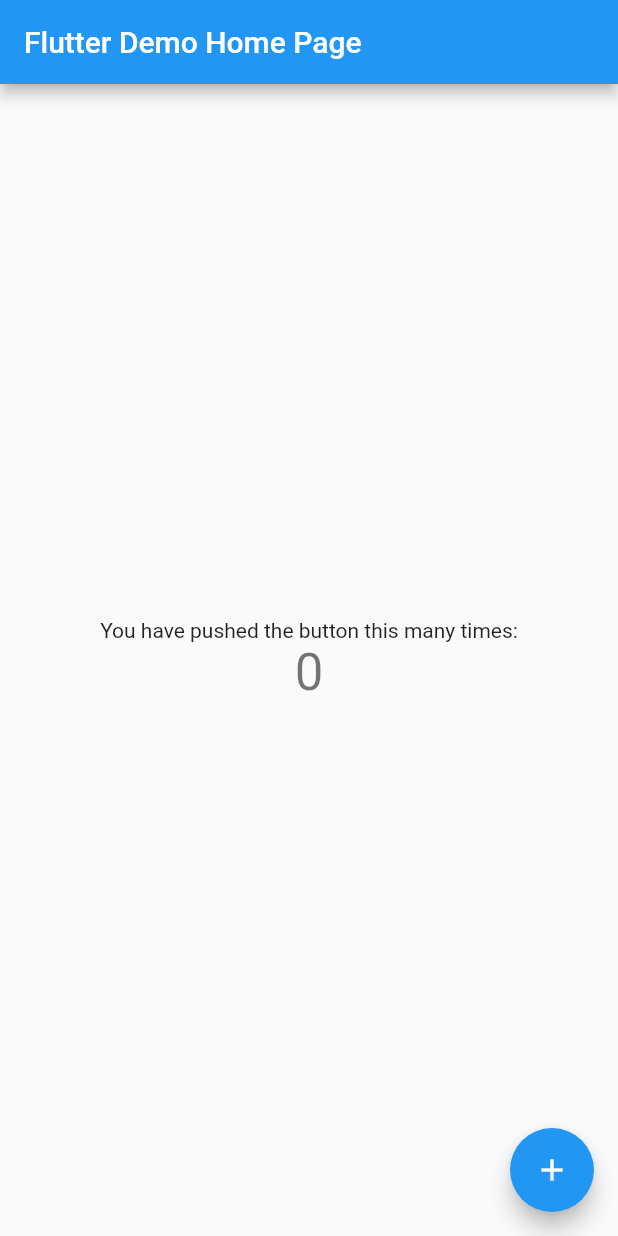
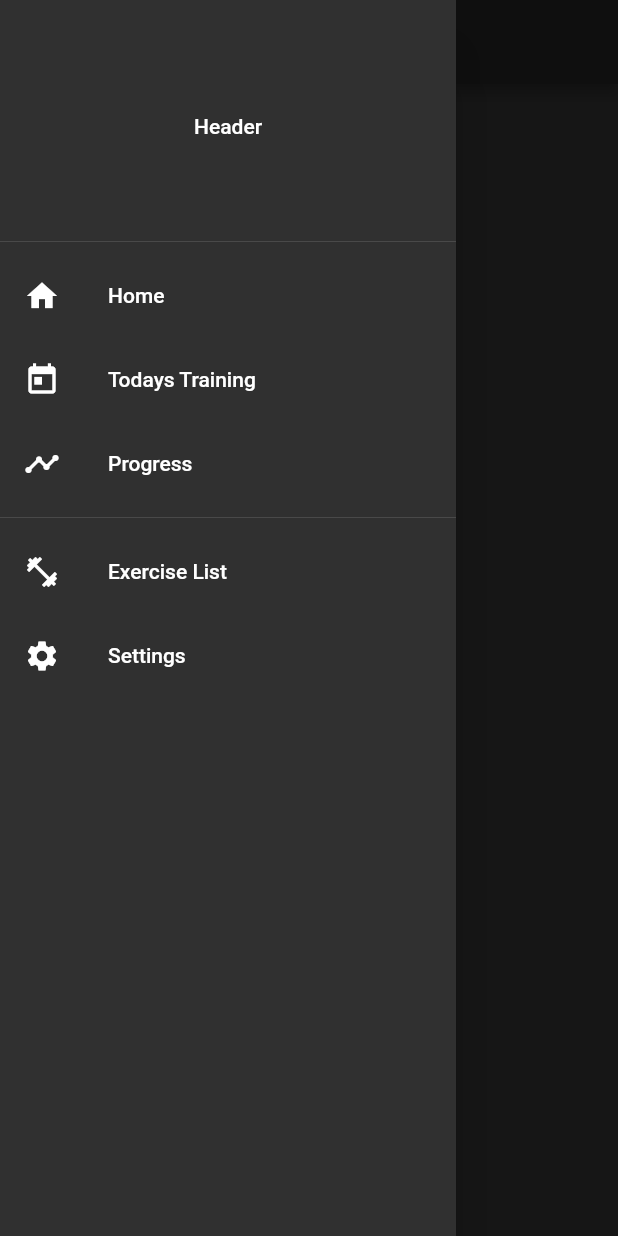
Before and after one commit to Mavv3006/fitness_training_tracker, a Flutter app: the screen it shows after launch, with the side drawer open (before the commit the screen has no drawer), on a phone screen of 412 x 824 dp. Run offline on Flutter 3.47's test engine with Material 2 defaults, Android fonts, the phone set to English and light mode, and no system bars; our stand-ins replace settings_ui.

Commit message:
added routing

```diff
--- /dev/null
+++ b/lib/layout/exercises/list.dart
@@ -0,0 +1,9 @@
+import 'package:fitness_training_tracker/layout/util/scaffold.dart';
+import 'package:flutter/material.dart';
+
+class ExercisesListPage extends StatelessWidget {
+  @override
+  Widget build(BuildContext context) {
+    return TrainingScaffold(title: "Exercises List");
+  }
+}
--- /dev/null
+++ b/lib/layout/home/home.dart
@@ -0,0 +1,9 @@
+import 'package:fitness_training_tracker/layout/util/scaffold.dart';
+import 'package:flutter/material.dart';
+
+class MyHomePage extends StatelessWidget {
+  @override
+  Widget build(BuildContext context) {
+    return TrainingScaffold(title: "Training App");
+  }
+}
--- /dev/null
+++ b/lib/layout/progress/progress.dart
@@ -0,0 +1,9 @@
+import 'package:fitness_training_tracker/layout/util/scaffold.dart';
+import 'package:flutter/material.dart';
+
+class ProgressPage extends StatelessWidget {
+  @override
+  Widget build(BuildContext context) {
+    return TrainingScaffold(title: "Progress Page");
+  }
+}
--- /dev/null
+++ b/lib/layout/training/today.dart
@@ -0,0 +1,9 @@
+import 'package:fitness_training_tracker/layout/util/scaffold.dart';
+import 'package:flutter/material.dart';
+
+class TodaysTrainingsPage extends StatelessWidget {
+  @override
+  Widget build(BuildContext context) {
+    return TrainingScaffold(title: "Todays Trainings Page");
+  }
+}
--- /dev/null
+++ b/lib/layout/util/drawer.dart
@@ -0,0 +1,90 @@
+import 'package:fitness_training_tracker/util/routes.dart';
+import 'package:flutter/material.dart';
+
+class TrainingDrawer extends StatelessWidget {
+  const TrainingDrawer({
+    Key? key,
+  }) : super(key: key);
+
+  bool canChangeRoute(String? currentRouteName, String newRouteName) {
+    print("current route: $currentRouteName; new route: $newRouteName");
+    if (currentRouteName == null) return false;
+    return currentRouteName != newRouteName;
+  }
+
+  void Function()? navigate(
+    BuildContext context,
+    String? currentRoute,
+    String newRoute,
+  ) {
+    return () => {
+          if (canChangeRoute(currentRoute, newRoute))
+            Navigator.popAndPushNamed(context, newRoute)
+          else
+            Navigator.pop(context)
+        };
+  }
+
+  @override
+  Widget build(BuildContext context) {
+    String? currentRoute = ModalRoute.of(context)?.settings.name;
+
+    return Drawer(
+      child: ListView(
+        children: [
+          DrawerHeader(
+            child: Center(
+              child: Text("Header"),
+            ),
+          ),
+          ListTile(
+            leading: Icon(Icons.home),
+            title: Text("Home"),
+            onTap: navigate(
+              context,
+              currentRoute,
+              TrainingRoutes.HOME,
+            ),
+          ),
+          ListTile(
+            leading: Icon(Icons.today),
+            title: Text("Todays Training"),
+            onTap: navigate(
+              context,
+              currentRoute,
+              TrainingRoutes.TODAYS_TRAINING,
+            ),
+          ),
+          ListTile(
+            leading: Icon(Icons.timeline),
+            title: Text("Progress"),
+            onTap: navigate(
+              context,
+              currentRoute,
+              TrainingRoutes.PROGRESS,
+            ),
+          ),
+          Divider(),
+          ListTile(
+            leading: Icon(Icons.fitness_center),
+            title: Text("Exercise List"),
+            onTap: navigate(
+              context,
+              currentRoute,
+              TrainingRoutes.EXERCISE_LIST,
+            ),
+          ),
+          ListTile(
+            leading: Icon(Icons.settings),
+            title: Text("Settings"),
+            onTap: navigate(
+              context,
+              currentRoute,
+              TrainingRoutes.SETTINGS,
+            ),
+          ),
+        ],
+      ),
+    );
+  }
+}
--- /dev/null
+++ b/lib/layout/util/scaffold.dart
@@ -0,0 +1,24 @@
+import 'package:fitness_training_tracker/layout/util/drawer.dart';
+import 'package:flutter/material.dart';
+
+class TrainingScaffold extends StatelessWidget {
+  final String title;
+  Widget? body;
+  Widget? floatingActionButton;
+
+  TrainingScaffold(
+      {Key? key, required this.title, this.body, this.floatingActionButton})
+      : super(key: key);
+
+  @override
+  Widget build(BuildContext context) {
+    return Scaffold(
+      appBar: AppBar(
+        title: Text(this.title),
+      ),
+      drawer: TrainingDrawer(),
+      body: this.body,
+      floatingActionButton: this.floatingActionButton,
+    );
+  }
+}
--- a/lib/main.dart
+++ b/lib/main.dart
@@ -1,3 +1,7 @@
+import 'package:fitness_training_tracker/layout/exercises/list.dart';
+import 'package:fitness_training_tracker/layout/home/home.dart';
+import 'package:fitness_training_tracker/layout/progress/progress.dart';
+import 'package:fitness_training_tracker/util/routes.dart';
 import 'package:flutter/material.dart';
 
 void main() {
@@ -11,103 +15,11 @@
     return MaterialApp(
       title: 'Flutter Demo',
       theme: ThemeData(
-        // This is the theme of your application.
-        //
-        // Try running your application with "flutter run". You'll see the
-        // application has a blue toolbar. Then, without quitting the app, try
-        // changing the primarySwatch below to Colors.green and then invoke
-        // "hot reload" (press "r" in the console where you ran "flutter run",
-        // or simply save your changes to "hot reload" in a Flutter IDE).
-        // Notice that the counter didn't reset back to zero; the application
-        // is not restarted.
-        primarySwatch: Colors.blue,
+        brightness: Brightness.dark,
+        accentColor: Colors.yellow[200],
       ),
-      home: MyHomePage(title: 'Flutter Demo Home Page'),
+      home: MyHomePage(),
+      routes: TrainingRoutes.getAll(),
     );
   }
 }
-
-class MyHomePage extends StatefulWidget {
-  MyHomePage({Key? key, this.title}) : super(key: key);
-
-  // This widget is the home page of your application. It is stateful, meaning
-  // that it has a State object (defined below) that contains fields that affect
-  // how it looks.
-
-  // This class is the configuration for the state. It holds the values (in this
-  // case the title) provided by the parent (in this case the App widget) and
-  // used by the build method of the State. Fields in a Widget subclass are
-  // always marked "final".
-
-  final String? title;
-
-  @override
-  _MyHomePageState createState() => _MyHomePageState();
-}
-
-class _MyHomePageState extends State<MyHomePage> {
-  int _counter = 0;
-
-  void _incrementCounter() {
-    setState(() {
-      // This call to setState tells the Flutter framework that something has
-      // changed in this State, which causes it to rerun the build method below
-      // so that the display can reflect the updated values. If we changed
-      // _counter without calling setState(), then the build method would not be
-      // called again, and so nothing would appear to happen.
-      _counter++;
-    });
-  }
-
-  @override
-  Widget build(BuildContext context) {
-    // This method is rerun every time setState is called, for instance as done
-    // by the _incrementCounter method above.
-    //
-    // The Flutter framework has been optimized to make rerunning build methods
-    // fast, so that you can just rebuild anything that needs updating rather
-    // than having to individually change instances of widgets.
-    return Scaffold(
-      appBar: AppBar(
-        // Here we take the value from the MyHomePage object that was created by
-        // the App.build method, and use it to set our appbar title.
-        title: Text(widget.title!),
-      ),
-      body: Center(
-        // Center is a layout widget. It takes a single child and positions it
-        // in the middle of the parent.
-        child: Column(
-          // Column is also a layout widget. It takes a list of children and
-          // arranges them vertically. By default, it sizes itself to fit its
-          // children horizontally, and tries to be as tall as its parent.
-          //
-          // Invoke "debug painting" (press "p" in the console, choose the
-          // "Toggle Debug Paint" action from the Flutter Inspector in Android
-          // Studio, or the "Toggle Debug Paint" command in Visual Studio Code)
-          // to see the wireframe for each widget.
-          //
-          // Column has various properties to control how it sizes itself and
-          // how it positions its children. Here we use mainAxisAlignment to
-          // center the children vertically; the main axis here is the vertical
-          // axis because Columns are vertical (the cross axis would be
-          // horizontal).
-          mainAxisAlignment: MainAxisAlignment.center,
-          children: <Widget>[
-            Text(
-              'You have pushed the button this many times:',
-            ),
-            Text(
-              '$_counter',
-              style: Theme.of(context).textTheme.headline4,
-            ),
-          ],
-        ),
-      ),
-      floatingActionButton: FloatingActionButton(
-        onPressed: _incrementCounter,
-        tooltip: 'Increment',
-        child: Icon(Icons.add),
-      ), // This trailing comma makes auto-formatting nicer for build methods.
-    );
-  }
-}
--- /dev/null
+++ b/lib/util/routes.dart
@@ -0,0 +1,24 @@
+import 'package:fitness_training_tracker/layout/exercises/list.dart';
+import 'package:fitness_training_tracker/layout/home/home.dart';
+import 'package:fitness_training_tracker/layout/progress/progress.dart';
+import 'package:fitness_training_tracker/layout/settings/settings.dart';
+import 'package:fitness_training_tracker/layout/training/today.dart';
+import 'package:flutter/material.dart';
+
+class TrainingRoutes {
+  static const String HOME = "/home";
+  static const String EXERCISE_LIST = "/exerciseList";
+  static const String PROGRESS = "/progress";
+  static const String SETTINGS = "/settings";
+  static const String TODAYS_TRAINING = "/todays training";
+
+  static Map<String, Widget Function(BuildContext)> getAll() {
+    return {
+      HOME: (context) => MyHomePage(),
+      SETTINGS: (context) => SettingsPage(),
+      EXERCISE_LIST: (context) => ExercisesListPage(),
+      PROGRESS: (context) => ProgressPage(),
+      TODAYS_TRAINING: (context) => TodaysTrainingsPage(),
+    };
+  }
+}
```
Also changed, not shown: lib/layout/settings/settings.dart (added, +39 -0 lines), pubspec.yaml (+3 -8 lines), pubspec.lock, 1 other file.
